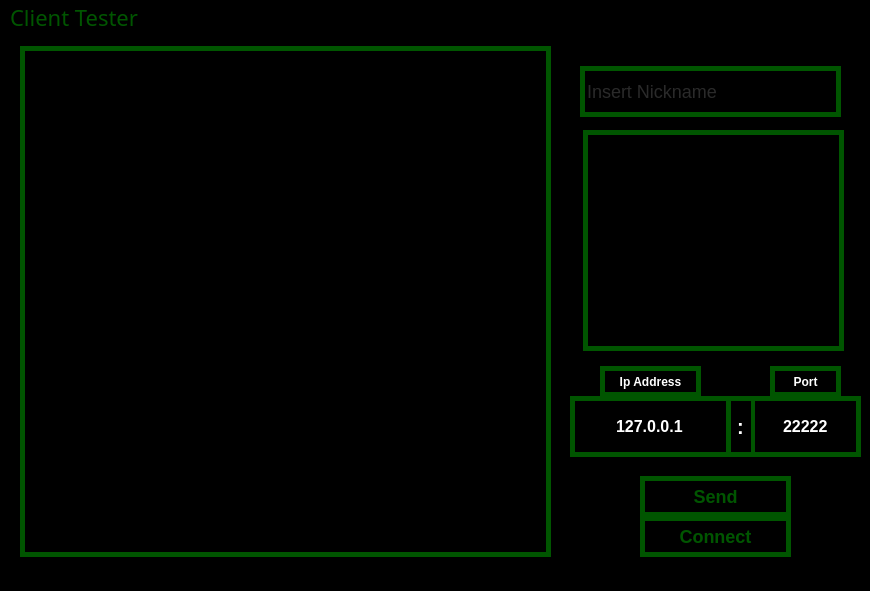
Qt form QtClientTester/mainwindow.ui (GLAScorpion/QtClientServerTester) before a commit.
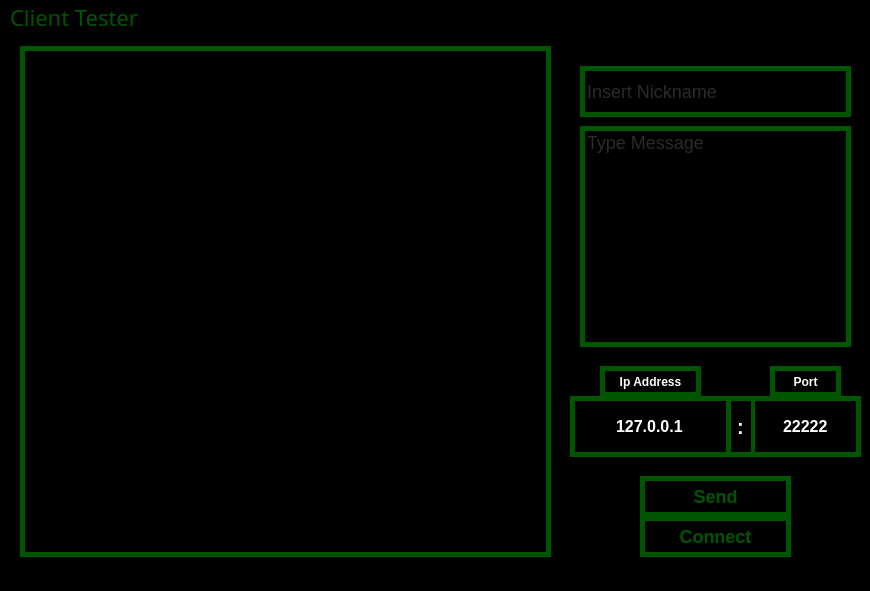
The same form after that commit.

Diff of the .ui file:
```diff
--- a/QtClientTester/mainwindow.ui
+++ b/QtClientTester/mainwindow.ui
@@ -20,37 +20,6 @@
    <string notr="true">background-color: rgb(0, 0, 0);</string>
   </property>
   <widget class="QWidget" name="centralwidget">
-   <widget class="QPlainTextEdit" name="InsMex">
-    <property name="geometry">
-     <rect>
-      <x>583</x>
-      <y>94</y>
-      <width>261</width>
-      <height>221</height>
-     </rect>
-    </property>
-    <property name="toolTip">
-     <string/>
-    </property>
-    <property name="toolTipDuration">
-     <number>1</number>
-    </property>
-    <property name="styleSheet">
-     <string notr="true">background-color: rgb(0, 0, 0);
-color: rgb(83, 83, 83);
-border:5px solid rgb(0, 85, 0);
-font-size: 18px;</string>
-    </property>
-    <property name="plainText">
-     <string/>
-    </property>
-    <property name="overwriteMode">
-     <bool>true</bool>
-    </property>
-    <property name="placeholderText">
-     <string>Type message</string>
-    </property>
-   </widget>
    <widget class="QPushButton" name="SendMex">
     <property name="geometry">
      <rect>
@@ -152,7 +121,7 @@
      <rect>
       <x>580</x>
       <y>30</y>
-      <width>261</width>
+      <width>271</width>
       <height>51</height>
      </rect>
     </property>
@@ -313,6 +282,28 @@
      <set>Qt::AlignCenter</set>
     </property>
    </widget>
+   <widget class="QLineEdit" name="InsMex">
+    <property name="geometry">
+     <rect>
+      <x>580</x>
+      <y>90</y>
+      <width>271</width>
+      <height>221</height>
+     </rect>
+    </property>
+    <property name="styleSheet">
+     <string notr="true">background-color: rgb(0, 0, 0);
+color: rgb(83, 83, 83);
+border:5px solid rgb(0, 85, 0);
+font-size: 18px;</string>
+    </property>
+    <property name="alignment">
+     <set>Qt::AlignLeading|Qt::AlignLeft|Qt::AlignTop</set>
+    </property>
+    <property name="placeholderText">
+     <string>Type Message</string>
+    </property>
+   </widget>
   </widget>
   <widget class="QMenuBar" name="menubar">
    <property name="geometry">
```
